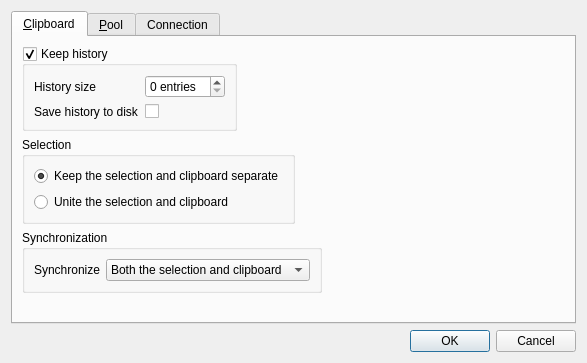
Before: the Qt Designer form haveclip-desktop/src/SettingsDialog.ui in aither64/haveclip-desktop, drawn with Qt 5.
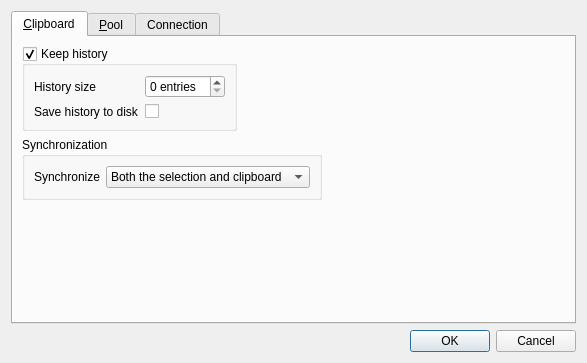
After: the same form once the commit is applied. Icons and pictures are not drawn.

Commit message: Remove clipboard unification

The edit to the form file:
```diff
--- a/haveclip-desktop/src/SettingsDialog.ui
+++ b/haveclip-desktop/src/SettingsDialog.ui
@@ -71,32 +71,6 @@
         </widget>
        </item>
        <item row="1" column="0">
-        <widget class="QGroupBox" name="selectionGroupBox">
-         <property name="title">
-          <string>Selection</string>
-         </property>
-         <layout class="QVBoxLayout" name="verticalLayout_6">
-          <item>
-           <widget class="QRadioButton" name="keepSelectionSeparateRadioButton">
-            <property name="text">
-             <string>Keep the selection and clipboard separate</string>
-            </property>
-            <property name="checked">
-             <bool>true</bool>
-            </property>
-           </widget>
-          </item>
-          <item>
-           <widget class="QRadioButton" name="uniteSelectionRadioButton">
-            <property name="text">
-             <string>Unite the selection and clipboard</string>
-            </property>
-           </widget>
-          </item>
-         </layout>
-        </widget>
-       </item>
-       <item row="2" column="0">
         <widget class="QGroupBox" name="syncGroupBox">
          <property name="title">
           <string>Synchronization</string>
```
The commit also changes 3 other files.
